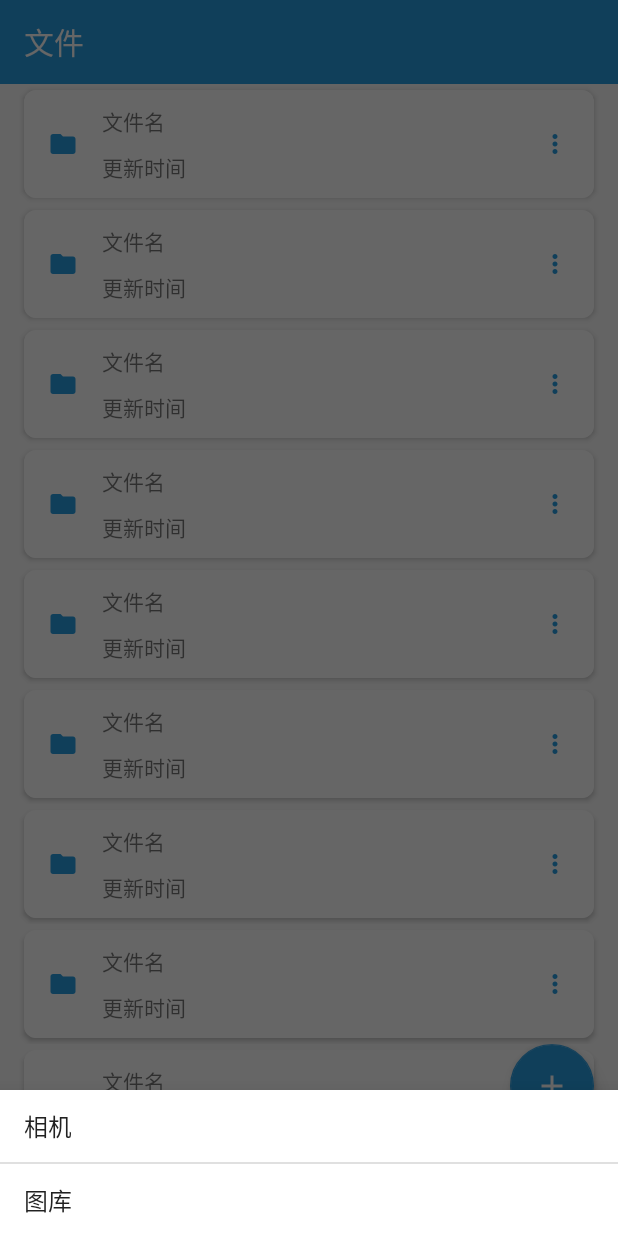
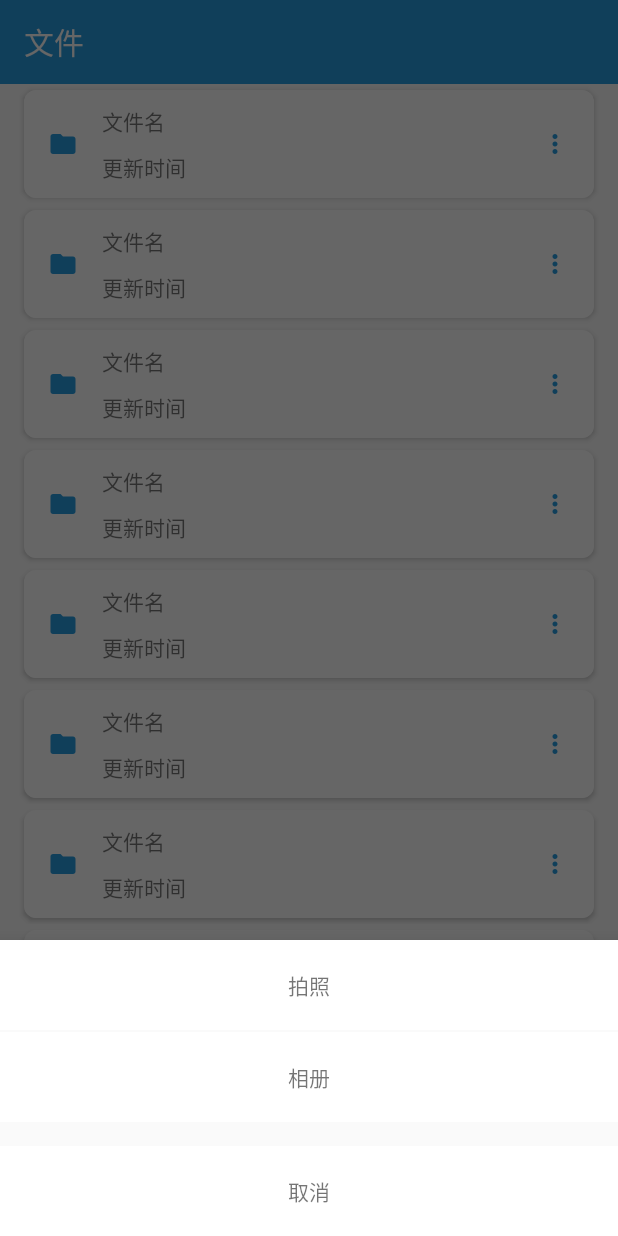
Before and after one commit to 15029291643/ocr, an Android app: the screen it shows after launch (HomeActivity), after a tap on an icon or button, on a phone screen of 412 x 824 dp. Run offline under Robolectric (Android 15) with nearby library versions, the phone set to English and light mode, and no system bars; libraries missing offline, so code that uses them is left out: cn.hutool.core, org.apache.poi, rx.android.schedulers, rx.functions, rx.schedulers; pictures from the network do not load; 2 statements that could not run were skipped.

Commit message:
BottomSheetDialog更新

```diff
--- a/app/src/main/java/com/example/ocr/ui/activity/HomeActivity.java
+++ b/app/src/main/java/com/example/ocr/ui/activity/HomeActivity.java
@@ -4,8 +4,10 @@ package com.example.ocr.ui.activity;
 import android.annotation.SuppressLint;
 import android.content.Intent;
 import android.os.Bundle;
+import android.os.FileUtils;
 import android.view.MenuItem;
 
+import androidx.activity.result.ActivityResultCallback;
 import androidx.activity.result.contract.ActivityResultContracts;
 import androidx.annotation.NonNull;
 import androidx.appcompat.app.AppCompatActivity;
@@ -43,18 +45,19 @@ public class HomeActivity extends AppCompatActivity {
         // 禁止滑动
         mBinding.homeViewPager.setUserInputEnabled(false);
         mBinding.homeViewPager.setAdapter(new HomeAdapter(this));
-        mBinding.homeNavigation.setOnItemSelectedListener(new NavigationBarView.OnItemSelectedListener() {
-            @SuppressLint("NonConstantResourceId")
-            @Override
-            public boolean onNavigationItemSelected(@NonNull MenuItem item) {
-
-                int position = ids.indexOf(item.getItemId());
-                mBinding.homeToolbar.setTitle(titles[position]);
-                mBinding.homeViewPager.setCurrentItem(position, false);
-                return true;
-            }
+        mBinding.homeNavigation.setOnItemSelectedListener(item -> {
+            int position = ids.indexOf(item.getItemId());
+            mBinding.homeToolbar.setTitle(titles[position]);
+            mBinding.homeViewPager.setCurrentItem(position, false);
+            return true;
         });
         mViewModel.setContentLauncher(registerForActivityResult(new ActivityResultContracts.GetContent(), mViewModel::setUri));
         mViewModel.setContentLauncher2(registerForActivityResult(new ActivityResultContracts.GetMultipleContents(), mViewModel::setUris));
+        registerForActivityResult(new ActivityResultContracts.TakePicture(), new ActivityResultCallback<Boolean>() {
+            @Override
+            public void onActivityResult(Boolean result) {
+
+            }
+        });
     }
 }
--- a/app/src/main/java/com/example/ocr/ui/adapter/FileAdapter.java
+++ b/app/src/main/java/com/example/ocr/ui/adapter/FileAdapter.java
@@ -12,6 +12,7 @@ import com.example.ocr.databinding.AdapterFileBinding;
 import com.example.ocr.logic.util.ExcelUtils;
 
 import java.io.File;
+import java.io.IOException;
 import java.util.List;
 
 public class FileAdapter extends RecyclerView.Adapter<FileAdapter.FileHolder> {
@@ -30,9 +31,10 @@ public class FileAdapter extends RecyclerView.Adapter<FileAdapter.FileHolder> {
 
     @Override
     public void onBindViewHolder(@NonNull FileAdapter.FileHolder holder, @SuppressLint("RecyclerView") int position) {
-        /*holder.name.setText(files.get(position).getName());
+        holder.name.setText(files.get(position).getName());
+        holder.time.setText(files.get(position).getPath().split("files/")[1]);
         // 通过WPS打开Excel
-        holder.itemView.setOnClickListener(v -> ExcelUtils.open(files.get(position)));*/
+        holder.itemView.setOnClickListener(v -> ExcelUtils.open(files.get(position)));
     }
 
     @Override
@@ -43,11 +45,12 @@ public class FileAdapter extends RecyclerView.Adapter<FileAdapter.FileHolder> {
 
     public static class FileHolder extends RecyclerView.ViewHolder {
         TextView name;
-        TextView path;
+        TextView time;
 
         public FileHolder(AdapterFileBinding binding) {
             super(binding.getRoot());
-
+            name = binding.fileName;
+            time = binding.fileTime;
         }
     }
 
--- a/app/src/main/java/com/example/ocr/ui/fragment/FileFragment.java
+++ b/app/src/main/java/com/example/ocr/ui/fragment/FileFragment.java
@@ -10,6 +10,8 @@ import android.view.View;
 import android.view.ViewGroup;
 import android.widget.ArrayAdapter;
 import android.widget.ListView;
+import android.widget.TextView;
+import android.widget.Toast;
 
 import androidx.annotation.NonNull;
 import androidx.annotation.Nullable;
@@ -18,6 +20,7 @@ import androidx.fragment.app.FragmentActivity;
 import androidx.lifecycle.ViewModelProvider;
 import androidx.recyclerview.widget.LinearLayoutManager;
 
+import com.example.ocr.R;
 import com.example.ocr.databinding.FragmentFileBinding;
 import com.example.ocr.logic.model.InvoiceData;
 import com.example.ocr.logic.network.RetrofitUtils;
@@ -29,23 +32,28 @@ import com.google.android.material.bottomsheet.BottomSheetDialog;
 
 import java.io.File;
 import java.util.ArrayList;
+import java.util.Arrays;
+import java.util.Collections;
 import java.util.List;
 
 import cn.hutool.core.date.DateUtil;
 import rx.Observable;
 import rx.Subscriber;
 import rx.android.schedulers.AndroidSchedulers;
+import rx.functions.Action0;
+import rx.functions.Action1;
 import rx.schedulers.Schedulers;
 
 public class FileFragment extends Fragment {
 
 
-    private com.example.ocr.databinding.FragmentFileBinding mBinding;
+    private FragmentFileBinding mBinding;
     private static final String TAG = "FileFragment";
     private Context mContext;
     private FragmentActivity mActivity;
     private HomeViewModel mViewModel;
     private FileAdapter mAdapter;
+    private List<List<InvoiceData>> invoicesList;
 
     @Override
     public View onCreateView(LayoutInflater inflater, ViewGroup container,
@@ -62,83 +70,63 @@ public class FileFragment extends Fragment {
         mActivity = requireActivity();
         mViewModel = new ViewModelProvider(mActivity).get(HomeViewModel.class);
 
-        // List<File> files = FileUtils.getExcelFileList();
-        mAdapter = new FileAdapter(null);
+        List<File> files = FileUtils.getExcelFileList();
+        mAdapter = new FileAdapter(files);
         mBinding.fileList.setLayoutManager(new LinearLayoutManager(mContext));
         mBinding.fileList.setAdapter(mAdapter);
-        // 底部弹出
-        ListView listView = new ListView(mContext);
-        String[] modes = {"相机", "图库"};
-        listView.setAdapter(new ArrayAdapter<>(mContext, android.R.layout.simple_list_item_1, modes));
+
         BottomSheetDialog dialog = new BottomSheetDialog(mContext);
-        dialog.setContentView(listView);
+        dialog.setContentView(R.layout.view_camera);
         // 添加按钮
         mBinding.fileAdd.setOnClickListener(v -> {
             dialog.show();
         });
-        /*// 文件更新
+        TextView camera = dialog.findViewById(R.id.file_camera);
+        TextView content = dialog.findViewById(R.id.file_content);
+        TextView cancel = dialog.findViewById(R.id.file_cancel);
+        // 选择图片
+        camera.setOnClickListener(v -> {
+            Toast.makeText(mContext, "Camera", Toast.LENGTH_SHORT).show();
+        });
+        // 选择图片
+        content.setOnClickListener(v -> {
+            invoicesList = new ArrayList<>();
+            mViewModel.contentLaunch2();
+            Toast.makeText(mContext, "content", Toast.LENGTH_SHORT).show();
+        });
+        // 选择图片
+        cancel.setOnClickListener(v -> {
+            if (dialog.isShowing()) {
+                dialog.cancel();
+            }
+        });
+        // 文件更新
         mViewModel.getUriLiveData().observe(mActivity, uri -> {
             Observable.create((Observable.OnSubscribe<List<InvoiceData>>) subscriber -> {
-                subscriber.onNext(RetrofitUtils.getInvoices(uri));
-            }).subscribeOn(Schedulers.io())
+                        subscriber.onNext(RetrofitUtils.getInvoices(uri));
+                    }).subscribeOn(Schedulers.io())
                     .observeOn(AndroidSchedulers.mainThread())
                     .subscribe(invoiceData -> {
-                        ArrayList<List<InvoiceData>> invoicesList = new ArrayList<>(Arrays.asList(
-                                invoiceData,
-                                invoiceData,
-                                invoiceData,
+                        ArrayList<List<InvoiceData>> invoicesList = new ArrayList<>(Collections.singletonList(
                                 invoiceData
                         ));
                         String name = DateUtil.now() + ".xlsx";
                         ExcelUtils.create(invoicesList, name);
                         mAdapter.add(new File(mContext.getExternalFilesDir(Environment.DIRECTORY_PICTURES), name));
                     });
-        });*/
+        });
+
         mViewModel.getUrisLiveData().observe(mActivity, uris -> {
             Observable.from(uris)
                     .map(RetrofitUtils::getInvoices)
                     .subscribeOn(Schedulers.io())
                     .observeOn(AndroidSchedulers.mainThread())
-                    .subscribe(new Subscriber<List<InvoiceData>>() {
-                        final List<List<InvoiceData>> invoicesList = new ArrayList<>();
-
-                        @Override
-                        public void onCompleted() {
-                            Log.e(TAG, "onCompleted: ");
-                            String name = DateUtil.now() + ".xlsx";
-                            ExcelUtils.create(invoicesList, name);
-                            mAdapter.add(new File(mContext.getExternalFilesDir(Environment.DIRECTORY_PICTURES), name));
-                        }
-
-                        @Override
-                        public void onError(Throwable e) {
-                            Log.e(TAG, "onError: " + e.getMessage());
-                            e.printStackTrace();
-                        }
-
-                        @Override
-                        public void onNext(List<InvoiceData> invoiceData) {
-                            Log.e(TAG, "onNext: ");
-                            invoicesList.add(invoiceData);
-                        }
+                    .subscribe(invoicesList::add, Throwable::printStackTrace, () -> {
+                        String name = DateUtil.now() + ".xlsx";
+                        ExcelUtils.create(invoicesList, name);
+                        mAdapter.add(new File(mContext.getExternalFilesDir(Environment.DIRECTORY_PICTURES), name));
                     });
         });
+    }
 
-        // 获取照片
-        listView.setOnItemClickListener((parent, view1, position, id) -> {
-            switch (position) {
-                // 拍照
-                case 0:
-
-                    break;
-                // 相册
-                case 1:
-                    mViewModel.contentLaunch2();
-                    break;
-                default:
-                    break;
-            }
-            dialog.cancel();
-        });
-    }
 }
--- /dev/null
+++ b/app/src/main/res/layout/view_camera.xml
@@ -0,0 +1,53 @@
+<?xml version="1.0" encoding="utf-8"?>
+
+
+<androidx.constraintlayout.widget.ConstraintLayout xmlns:android="http://schemas.android.com/apk/res/android"
+    xmlns:app="http://schemas.android.com/apk/res-auto"
+    xmlns:tools="http://schemas.android.com/tools"
+    android:layout_width="match_parent"
+    android:layout_height="wrap_content"
+    android:background="@color/white2">
+
+
+    <TextView
+        android:id="@+id/file_camera"
+        android:layout_width="0dp"
+        android:layout_height="60dp"
+        android:background="@color/white"
+        android:gravity="center"
+        android:text="拍照"
+        app:layout_constraintBottom_toTopOf="@+id/file_content"
+        app:layout_constraintEnd_toEndOf="parent"
+        app:layout_constraintHorizontal_bias="0.5"
+        app:layout_constraintStart_toStartOf="parent"
+        app:layout_constraintTop_toTopOf="parent" />
+
+    <TextView
+        android:id="@+id/file_content"
+        android:layout_width="0dp"
+        android:layout_height="60dp"
+        android:layout_marginTop="1dp"
+        android:background="@color/white"
+        android:gravity="center"
+        android:text="相册"
+        app:layout_constraintBottom_toTopOf="@+id/file_cancel"
+        app:layout_constraintEnd_toEndOf="parent"
+        app:layout_constraintHorizontal_bias="0.5"
+        app:layout_constraintStart_toStartOf="parent"
+        app:layout_constraintTop_toBottomOf="@+id/file_camera" />
+
+    <TextView
+        android:id="@+id/file_cancel"
+        android:layout_width="0dp"
+        android:layout_height="60dp"
+        android:layout_marginTop="16dp"
+        android:background="@color/white"
+        android:gravity="center"
+        android:text="取消"
+        app:layout_constraintBottom_toBottomOf="parent"
+        app:layout_constraintEnd_toEndOf="parent"
+        app:layout_constraintHorizontal_bias="0.5"
+        app:layout_constraintStart_toStartOf="parent"
+        app:layout_constraintTop_toBottomOf="@+id/file_content" />
+
+</androidx.constraintlayout.widget.ConstraintLayout>
--- a/app/src/main/res/values/colors.xml
+++ b/app/src/main/res/values/colors.xml
@@ -8,4 +8,5 @@
     <color name="black">#FF000000</color>
     <color name="white">#FFFFFFFF</color>
     <color name="colorPrimary">#299EE3</color>
+    <color name="white2">#FAFAFA</color>
 </resources>
```
